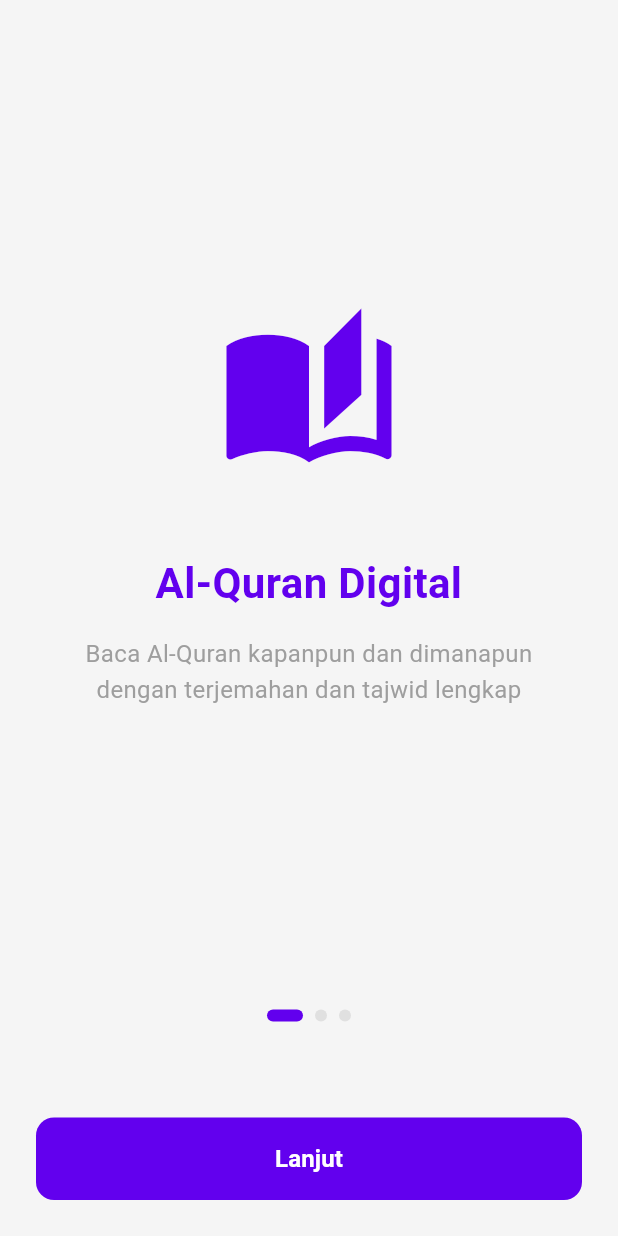
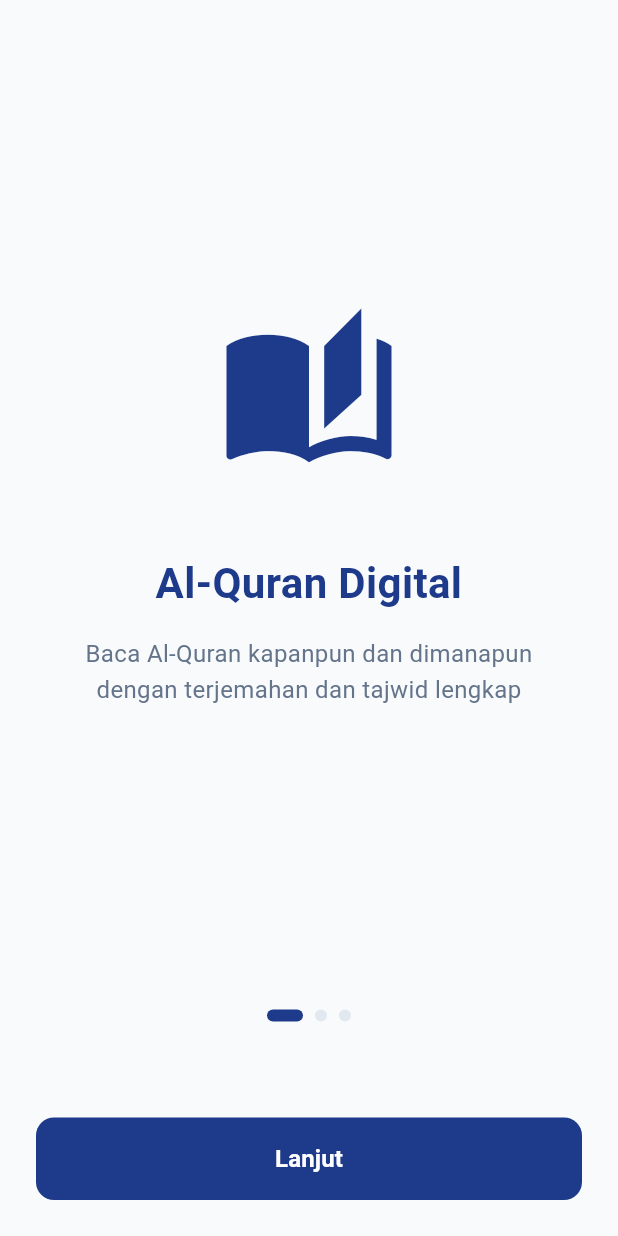
Before and after one commit to masumrpg/mls_flutter, a Flutter app: the OnboardingPage screen opened by its route, on a phone screen of 412 x 824 dp. Run offline on Flutter 3.47's test engine with Material 3 defaults, Android fonts, the phone set to English and light mode, and no system bars; our stand-ins replace connectivity_plus, dartz, dio, drift, drift_flutter, envied and 9 more; accounts and stored records are empty; generated files the repository leaves out were written again; network calls fail.

Commit message:
style: update application color palette with new hexadecimal values and descriptions.

```diff
--- a/lib/core/theme/app_colors.dart
+++ b/lib/core/theme/app_colors.dart
@@ -1,16 +1,16 @@
 import 'package:flutter/material.dart';
 
 class AppColors {
-  static const primary = Color(0xFF6200EE);
-  static const secondary = Color(0xFF03DAC6);
-  static const background = Color(0xFFF5F5F5);
-  static const error = Color(0xFFB00020);
-  static const success = Color(0xFF4CAF50);
-  static const warning = Color(0xFFFF9800);
+  static const primary = Color(0xFF1E3A8A); // Biru Dongker / Dark Blue
+  static const secondary = Color(0xFFF59E0B); // Amber / Gold untuk aksen
+  static const background = Color(0xFFF8FAFC); // Slate 50 (Slightly cool white)
+  static const error = Color(0xFFDC2626);
+  static const success = Color(0xFF16A34A);
+  static const warning = Color(0xFFD97706);
 
-  // Grayscale
-  static const black = Color(0xFF000000);
+  // Grayscale (disesuaikan dengan tone biru/slate)
+  static const black = Color(0xFF0F172A); // Slate 900
   static const white = Color(0xFFFFFFFF);
-  static const grey = Color(0xFF9E9E9E);
-  static const lightGrey = Color(0xFFE0E0E0);
+  static const grey = Color(0xFF64748B); // Slate 500
+  static const lightGrey = Color(0xFFE2E8F0); // Slate 200
 }
```
